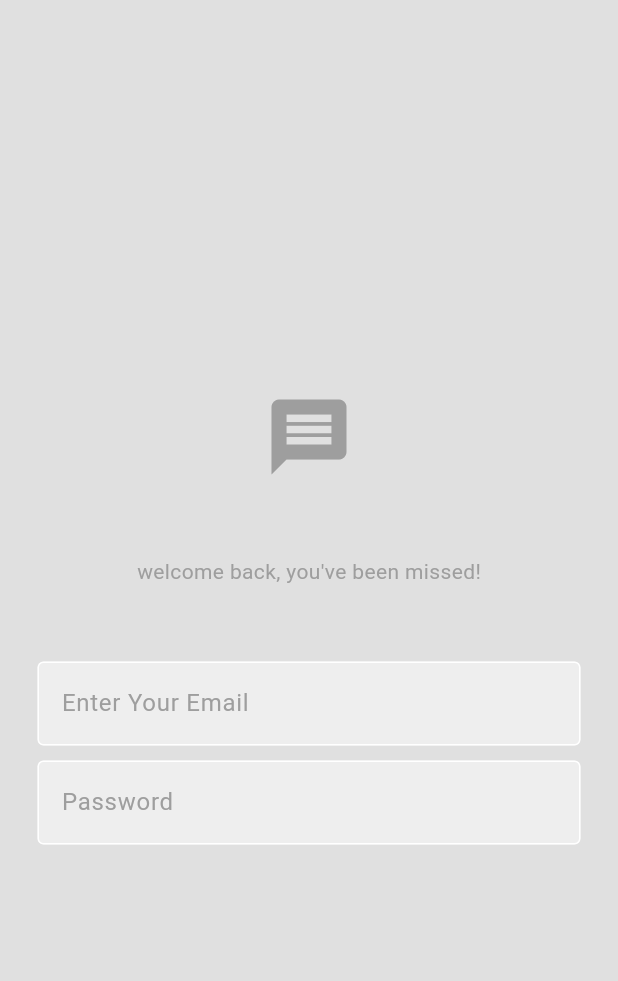
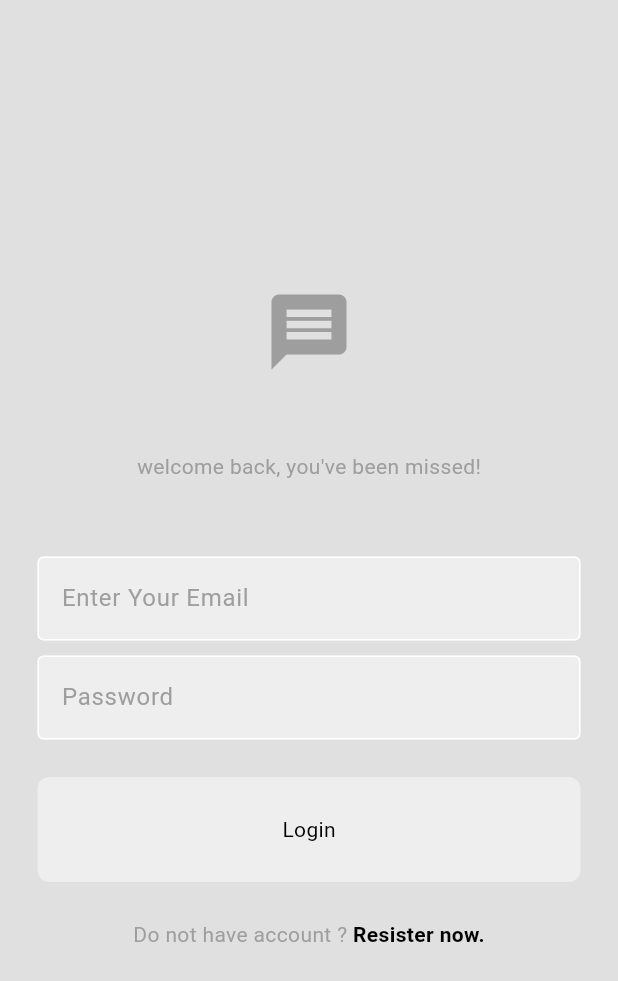
Before and after one commit to jakir963/chat-app, a Flutter app: the screen it shows after launch, on a phone screen of 412 x 824 dp. Shown: the top 981 px of the screen. Run offline on Flutter 3.47's test engine with Material 3 defaults, Android fonts, the phone set to English and light mode, and no system bars; our stand-ins replace firebase_core, flutter_screenutil; accounts and stored records are empty.

Commit message:
add slogin button in login page, add register button

```diff
--- /dev/null
+++ b/lib/component/my_button.dart
@@ -0,0 +1,24 @@
+import 'package:flutter/material.dart';
+class MyButton extends StatelessWidget {
+  final String text;
+  final void Function()? onTap;
+  const MyButton({super.key,required this.text,required this.onTap});
+
+  @override
+  Widget build(BuildContext context) {
+    return GestureDetector(
+      onTap: onTap,
+      child: Container(
+        decoration: BoxDecoration(
+          color: Theme.of(context).colorScheme.secondary,
+          borderRadius: BorderRadius.circular(8)
+        ),
+        padding: const EdgeInsets.all(25.0),
+        margin: EdgeInsets.symmetric(horizontal: 25),
+        child: Center(
+          child: Text(text)
+        ),
+      ),
+    );
+  }
+}
--- a/lib/component/my_textfield.dart
+++ b/lib/component/my_textfield.dart
@@ -2,7 +2,8 @@ import 'package:flutter/material.dart';
 class MyTextfield extends StatelessWidget {
   final String hintText;
   final bool obscureText;
-  const MyTextfield({super.key, required this.hintText, required this.obscureText});
+  final TextEditingController controller;
+  const MyTextfield({super.key, required this.hintText, required this.obscureText,required this.controller});
 
   @override
   Widget build(BuildContext context) {
@@ -10,6 +11,7 @@ class MyTextfield extends StatelessWidget {
       padding: const EdgeInsets.symmetric(horizontal: 25.0),
       child: TextField(
         obscureText: obscureText,
+        controller: controller,
         decoration: InputDecoration(
           enabledBorder: OutlineInputBorder(
             borderSide: BorderSide(color: Theme.of(context).colorScheme.tertiary),
--- a/lib/pages/login_page.dart
+++ b/lib/pages/login_page.dart
@@ -1,7 +1,15 @@
+import 'package:chat_app/component/my_button.dart';
 import 'package:chat_app/component/my_textfield.dart';
 import 'package:flutter/material.dart';
 class LoginPage extends StatelessWidget {
-  const LoginPage({super.key});
+  // email and pw text controller
+  final TextEditingController _emailController = TextEditingController();
+  final TextEditingController _pwController = TextEditingController();
+   LoginPage({super.key});
+//login method
+  void login (){
+    // authenticate
+  }
 
   @override
   Widget build(BuildContext context) {
@@ -30,6 +38,7 @@ backgroundColor: Colors.grey.shade300,
           // email text field
          MyTextfield(hintText: 'Enter Your Email',
            obscureText: false,
+           controller: _emailController,
 
          ),
           const SizedBox(height: 10,),
@@ -37,13 +46,24 @@ backgroundColor: Colors.grey.shade300,
           // pw text field
           MyTextfield(hintText: 'Password',
             obscureText: true,
+            controller: _pwController,
 
           ),
-
+          const SizedBox(height: 25,),
           // login button
+          MyButton(text: "Login",
+          onTap: login ,
+          ),
+          const SizedBox(height: 25,),
 
           //resister now
-
+          Row(mainAxisAlignment: MainAxisAlignment.center,
+            children: [
+              Text("Do not have account ?",style: TextStyle(color: Theme.of(context).colorScheme.primary),),
+              Text(" "),
+              Text("Resister now.",style: TextStyle(fontWeight: FontWeight.bold),)
+            ],
+          )
         ],
       ),
       )
```
